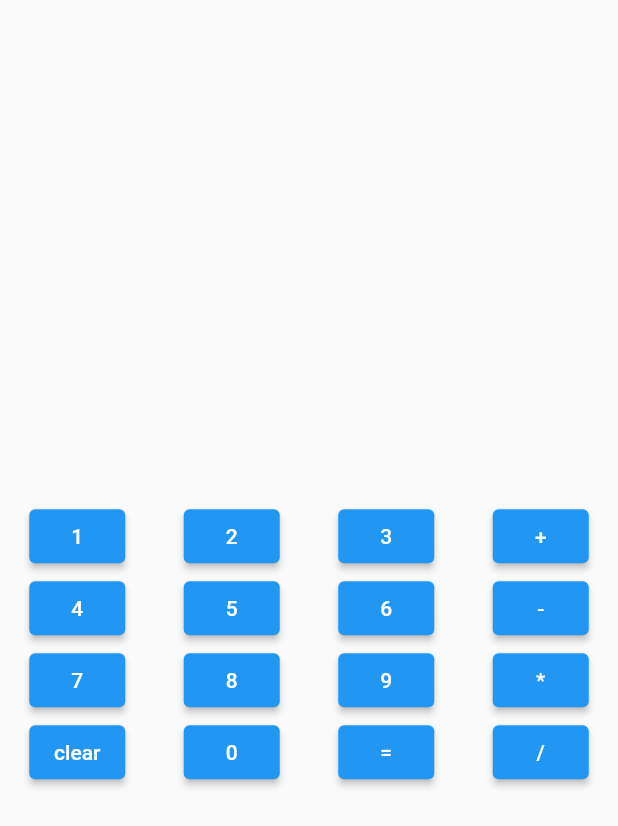
After one commit to hzinnovate/flutter_practice, a Flutter app: the screen it shows after launch, after a tap on "Calculator", on a phone screen of 412 x 824 dp. The commit adds this screen. Shown: the top 826 px of the screen. Run offline on Flutter 3.47's test engine with Material 2 defaults, Android fonts, the phone set to English and light mode, and no system bars; our stand-ins replace math_expressions.

Commit message:
calculator done

```diff
--- /dev/null
+++ b/lib/calculator/calculator.dart
@@ -0,0 +1,68 @@
+import "package:flutter/material.dart";
+import 'package:flutter/src/widgets/container.dart';
+import 'package:flutter/src/widgets/framework.dart';
+import 'package:math_expressions/math_expressions.dart';
+
+class CalculatorSetup extends StatefulWidget {
+  const CalculatorSetup({super.key});
+
+  @override
+  State<CalculatorSetup> createState() => _CalculatorSetupState();
+}
+
+class _CalculatorSetupState extends State<CalculatorSetup> {
+  var result = "";
+
+  performCalculation() {
+    Parser p = Parser();
+    Expression exp = p.parse(result);
+    ContextModel cm = ContextModel();
+    double eval = exp.evaluate(EvaluationType.REAL, cm);
+
+    setState(() {
+      result = eval.toString();
+    });
+  }
+
+  Widget btn(var textt) {
+    return ElevatedButton(
+        onPressed: () {
+          if (textt == "clear") {
+            setState(() {
+              result = "";
+            });
+          } else if (textt == "=") {
+            performCalculation();
+          } else {
+            setState(() {
+              result = result + textt;
+            });
+          }
+        },
+        child: Text(textt));
+  }
+
+  @override
+  Widget build(BuildContext context) {
+    return Scaffold(
+      body: Column(mainAxisAlignment: MainAxisAlignment.center, children: [
+        Text(
+          result,
+          style: TextStyle(fontSize: 30, fontWeight: FontWeight.bold),
+        ),
+        Row(
+            mainAxisAlignment: MainAxisAlignment.spaceAround,
+            children: [btn("1"), btn("2"), btn("3"), btn("+")]),
+        Row(
+            mainAxisAlignment: MainAxisAlignment.spaceAround,
+            children: [btn("4"), btn("5"), btn("6"), btn("-")]),
+        Row(
+            mainAxisAlignment: MainAxisAlignment.spaceAround,
+            children: [btn("7"), btn("8"), btn("9"), btn("*")]),
+        Row(
+            mainAxisAlignment: MainAxisAlignment.spaceAround,
+            children: [btn("clear"), btn("0"), btn("="), btn("/")]),
+      ]),
+    );
+  }
+}
--- a/lib/home.dart
+++ b/lib/home.dart
@@ -1,8 +1,10 @@
 import "package:flutter/material.dart";
+import 'package:hello/calculator/calculator.dart';
 import 'package:hello/chat/chat.dart';
 import 'package:hello/counterForBasitStateManagement/counter.dart';
 import 'package:hello/drawer/drawer.dart';
 import 'package:hello/tabBars/tabBars.dart';
+import 'package:hello/todoApp/todoApp.dart';
 
 class HomePage extends StatefulWidget {
   const HomePage({super.key});
@@ -49,6 +51,22 @@ class _HomePageState extends State<HomePage> {
                       MaterialPageRoute(builder: (context) => Counter()));
                 },
               ),
+              ElevatedButton(
+                child: Text("Calculator"),
+                onPressed: () {
+                  Navigator.push(
+                      context,
+                      MaterialPageRoute(
+                          builder: (context) => CalculatorSetup()));
+                },
+              ),
+              ElevatedButton(
+                child: Text("Todo App"),
+                onPressed: () {
+                  Navigator.push(context,
+                      MaterialPageRoute(builder: (context) => TodoApp()));
+                },
+              ),
             ],
           ),
         ));
--- a/pubspec.yaml
+++ b/pubspec.yaml
@@ -36,6 +36,7 @@ dependencies:
   # The following adds the Cupertino Icons font to your application.
   # Use with the CupertinoIcons class for iOS style icons.
   cupertino_icons: ^1.0.2
+  math_expressions: ^2.3.1
 
 dev_dependencies:
   flutter_test:
```
Also changed, not shown: lib/todoApp/todoApp.dart (added, +15 -0 lines), pubspec.lock.
